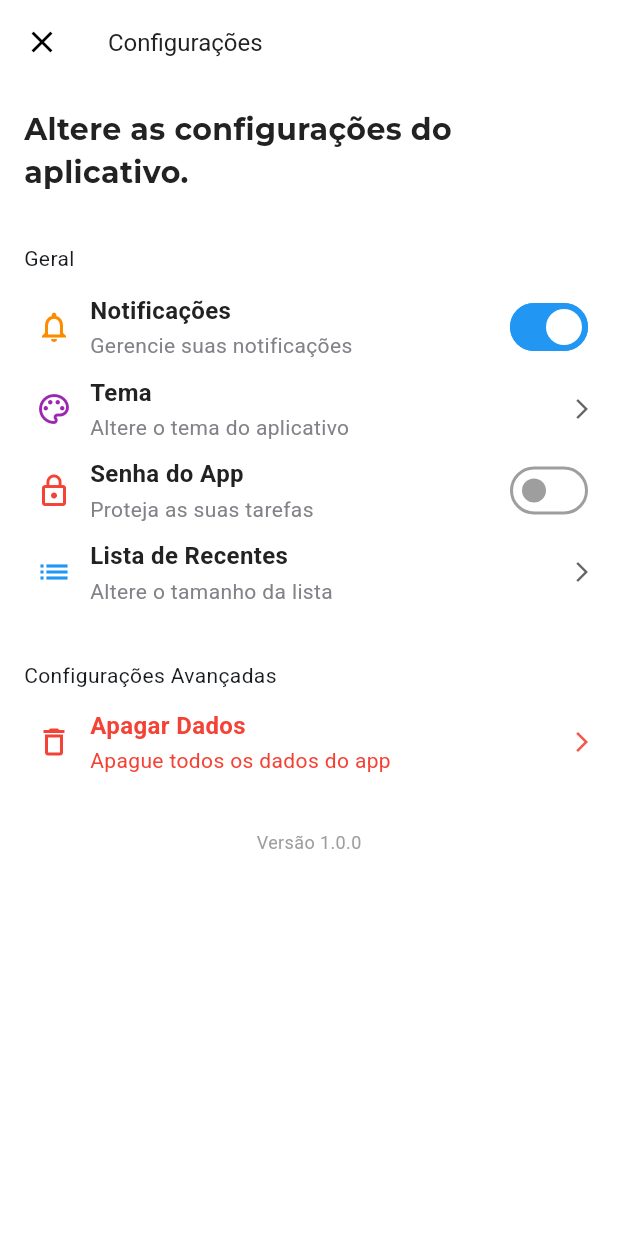
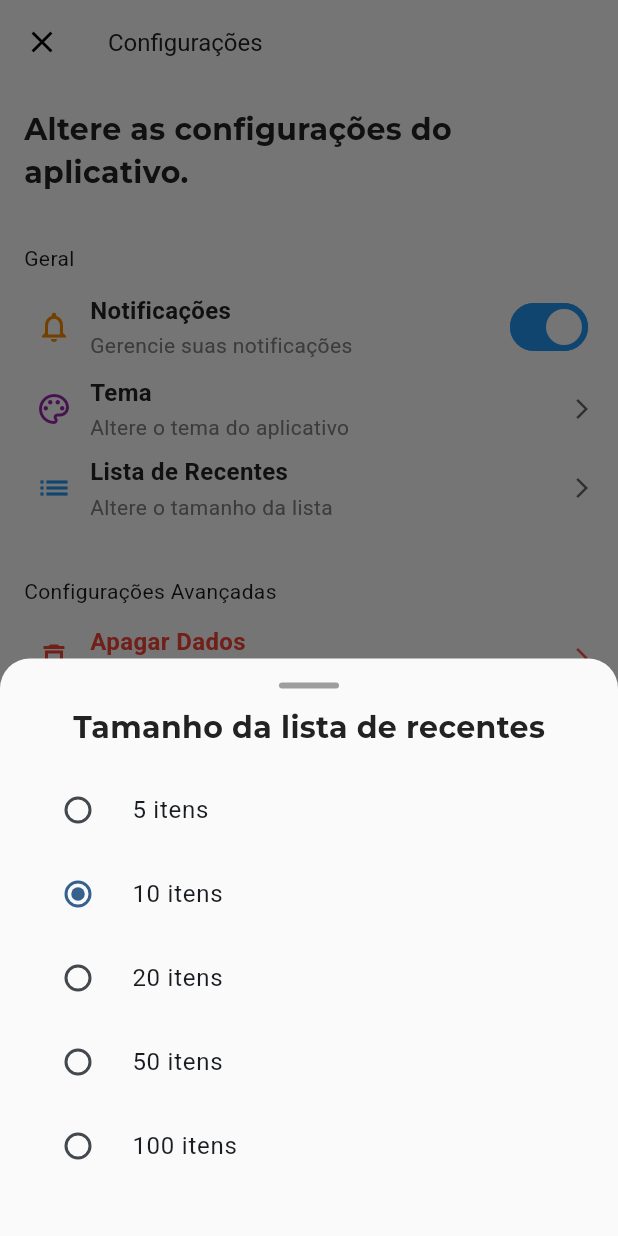
Before and after one commit to DIMAAGR/idez_test, a Flutter app: the SettingsView screen opened by its route, after a tap on "Lista de Recentes", on a phone screen of 412 x 824 dp. Run offline on Flutter 3.47's test engine with Material 3 defaults, Android fonts, the phone set to English and light mode, and no system bars; our stand-ins replace dartz, flutter_local_notifications, flutter_mobx, flutter_timezone, get_it, mask_text_input_formatter and 3 more; accounts and stored records are empty; generated files the repository leaves out were written again.

Commit message:
feat(settings): add clear all data and configurable recent list size - Added confirmation dialog for "clear all data" action with integration to ClearAllDataUseCase - Integrated notifications cancel before wiping local storage - Added bottom sheet selector for recent list size (5, 10, 20, 50, 100) - Persisted recent list size in Settings and hydrated SettingsService - Updated HomeViewModel.lastTasks to reactively use SettingsService.recentListSize - Adjusted dependency injection for SettingsService in HomeViewModel - Minor updates to HomeTab and SettingsView to wire new flows

```diff
--- a/lib/src/core/di/injector.dart
+++ b/lib/src/core/di/injector.dart
@@ -79,7 +79,7 @@ void setupInjector() {
   /// Home View Model
   ///
   getIt.registerLazySingleton<HomeViewModel>(
-    () => HomeViewModel(getIt(), getIt(), getIt(), getIt(), getIt(), getIt()),
+    () => HomeViewModel(getIt(), getIt(), getIt(), getIt(), getIt(), getIt(), getIt()),
   );
 
   ///
--- a/lib/src/modules/home/presentation/view/tabs/home_tab.dart
+++ b/lib/src/modules/home/presentation/view/tabs/home_tab.dart
@@ -126,7 +126,7 @@ class _HomeTabState extends State<HomeTab> {
                     shrinkWrap: true,
                     addAutomaticKeepAlives: false,
                     physics: const NeverScrollableScrollPhysics(),
-                    itemCount: viewModel.lastTasks.length,
+                    itemCount: viewModel.recentListSize,
                     separatorBuilder: (context, index) => FadeIn(
                       delay: Duration(milliseconds: 500 + index * 100),
                       child: Divider(color: AppTheme.of(context).colors.grey.withAlpha(70)),
--- a/lib/src/modules/settings/presentation/view/settings_view.dart
+++ b/lib/src/modules/settings/presentation/view/settings_view.dart
@@ -1,6 +1,8 @@
 import 'package:flutter/material.dart';
 import 'package:flutter_mobx/flutter_mobx.dart';
+import 'package:idez_test/src/modules/settings/presentation/widgets/bottom_sheet/recent_list_size_sheet.dart';
 import 'package:idez_test/src/modules/settings/presentation/widgets/bottom_sheet/theme_bottom_sheet.dart';
+import 'package:idez_test/src/modules/settings/presentation/widgets/confirm_clear_all_dialog.dart';
 import '../../../../core/theme/app_theme.dart';
 import '../../../shared/presentation/widgets/fade_in.dart';
 import '../../../shared/presentation/widgets/task_view_body.dart';
@@ -74,26 +76,26 @@ class SettingsView extends StatelessWidget {
               ),
             ),
 
-            FadeIn(
-              delay: const Duration(milliseconds: 400),
-              child: Observer(
-                builder: (_) {
-                  // if (!viewModel.flagPasswordEnabled) return const SizedBox.shrink();
-                  return SettingsTile(
-                    icon: Icons.lock_outline,
-                    title: 'Senha do App',
-                    subtitle: 'Proteja as suas tarefas',
-                    iconColor: colors.red,
-                    trailing: Switch(
-                      value: viewModel.isPasswordEnabled,
-                      onChanged: (_) => viewModel.togglePassword(),
-                    ),
-                    onTap: () => viewModel.togglePassword(),
-                  );
-                },
-              ),
-            ),
-
+            // FadeIn(
+            //   delay: const Duration(milliseconds: 400),
+            //   child: Observer(
+            //     builder: (_) {
+            //       // if (!viewModel.flagPasswordEnabled) return const SizedBox.shrink();
+            //       return SettingsTile(
+            //         icon: Icons.lock_outline,
+            //         title: 'Senha do App',
+            //         subtitle: 'Proteja as suas tarefas',
+            //         iconColor: colors.red,
+            //         trailing: Switch(
+            //           value: viewModel.isPasswordEnabled,
+            //           onChanged: (_) => viewModel.togglePassword(),
+            //         ),
+            //         onTap: () => viewModel.togglePassword(),
+            //       );
+            //     },
+            //   ),
+            // ),
+            //
             FadeIn(
               delay: const Duration(milliseconds: 440),
               child: SettingsTile(
@@ -101,7 +103,9 @@ class SettingsView extends StatelessWidget {
                 title: 'Lista de Recentes',
                 subtitle: 'Altere o tamanho da lista',
                 iconColor: colors.blue,
-                onTap: () {},
+                onTap: () {
+                  showRecentListSizeSheet(context, viewModel);
+                },
               ),
             ),
 
@@ -123,7 +127,9 @@ class SettingsView extends StatelessWidget {
                   size: 16,
                   color: colors.red.withOpacity(0.9),
                 ),
-                onTap: () {},
+                onTap: () {
+                  confirmClearAll(context, viewModel);
+                },
               ),
             ),
 
--- /dev/null
+++ b/lib/src/modules/settings/presentation/widgets/bottom_sheet/recent_list_size_sheet.dart
@@ -0,0 +1,52 @@
+import 'package:flutter/material.dart';
+import 'package:flutter_mobx/flutter_mobx.dart';
+
+import '../../../../../core/theme/app_theme.dart';
+import '../../view_model/settings_view_model.dart';
+
+Future<void> showRecentListSizeSheet(BuildContext context, SettingsViewModel vm) async {
+  final sizes = [5, 10, 20, 50, 100];
+  await showModalBottomSheet(
+    context: context,
+    transitionAnimationController: AnimationController(
+      vsync: Navigator.of(context),
+      duration: const Duration(milliseconds: 500),
+    ),
+    shape: const RoundedRectangleBorder(
+      borderRadius: BorderRadius.vertical(top: Radius.circular(20)),
+    ),
+    builder: (_) => Padding(
+      padding: const EdgeInsets.fromLTRB(16, 16, 16, 24),
+      child: Observer(
+        builder: (_) => Column(
+          mainAxisSize: MainAxisSize.min,
+          children: [
+            Container(
+              height: 4,
+              width: 40,
+              decoration: BoxDecoration(
+                color: AppTheme.of(context).colors.grey,
+                borderRadius: BorderRadius.circular(4),
+              ),
+            ),
+            const SizedBox(height: 12),
+            Text('Tamanho da lista de recentes', style: AppTheme.of(context).textStyles.h6),
+            const SizedBox(height: 12),
+            for (final s in sizes)
+              RadioListTile<int>(
+                value: s,
+                groupValue: vm.recentListSize,
+                onChanged: (v) async {
+                  vm.recentListSize = v!;
+                  await vm.save();
+                  if (context.mounted) Navigator.pop(context);
+                },
+                title: Text('$s itens'),
+              ),
+            const SizedBox(height: 8),
+          ],
+        ),
+      ),
+    ),
+  );
+}
```
Also changed, not shown: lib/src/modules/home/presentation/view_model/home_view_model.dart (+10 -1 lines), lib/src/modules/settings/presentation/widgets/confirm_clear_all_dialog.dart (added, +26 -0 lines).
